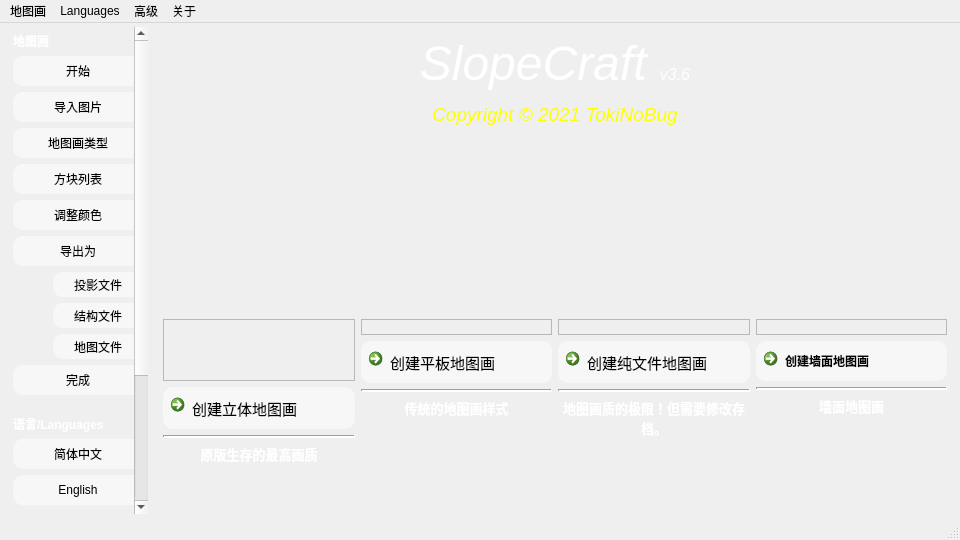
Qt form SlopeCraftMain/others/mainwindow.ui (SlopeCraft/SlopeCraft) before a commit.
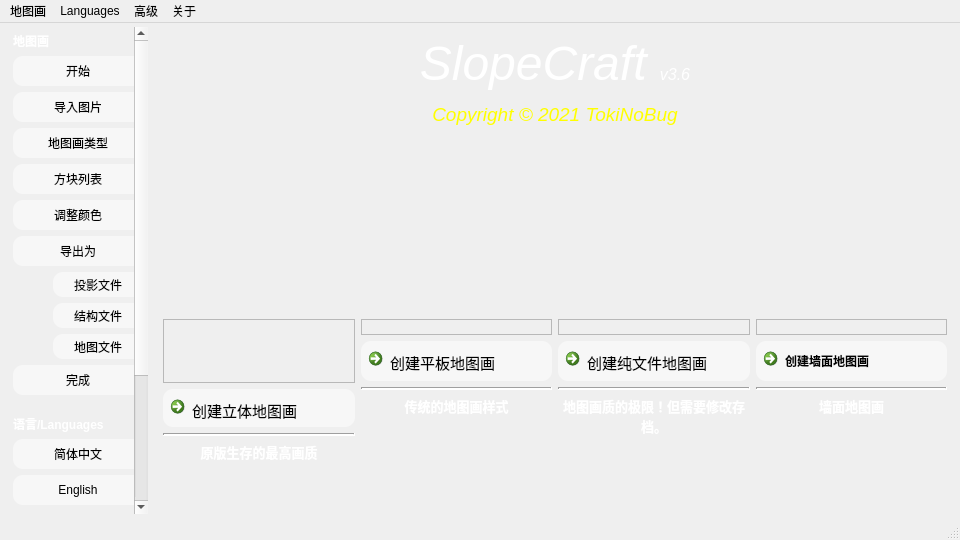
The same form after that commit. Icons and pictures are not drawn.

```diff
--- a/SlopeCraftMain/others/mainwindow.ui
+++ b/SlopeCraftMain/others/mainwindow.ui
@@ -44,8 +44,8 @@
   </property>
   <property name="iconSize">
    <size>
-    <width>64</width>
-    <height>64</height>
+    <width>32</width>
+    <height>32</height>
    </size>
   </property>
   <property name="animated">
@@ -667,9 +667,7 @@
               </property>
               <property name="font">
                <font>
-                <family>微软雅黑</family>
                 <pointsize>11</pointsize>
-                <weight>50</weight>
                 <italic>false</italic>
                 <bold>false</bold>
                </font>
@@ -759,9 +757,7 @@
              <widget class="QCommandLinkButton" name="StartWithSlope">
               <property name="font">
                <font>
-                <family>微软雅黑</family>
                 <pointsize>11</pointsize>
-                <weight>50</weight>
                 <italic>false</italic>
                 <bold>false</bold>
                </font>
@@ -848,9 +844,7 @@
               </property>
               <property name="font">
                <font>
-                <family>微软雅黑</family>
                 <pointsize>11</pointsize>
-                <weight>50</weight>
                 <italic>false</italic>
                 <bold>false</bold>
                </font>
```
Left out of the diff: 14 changed lines with no effect on the pictures.
